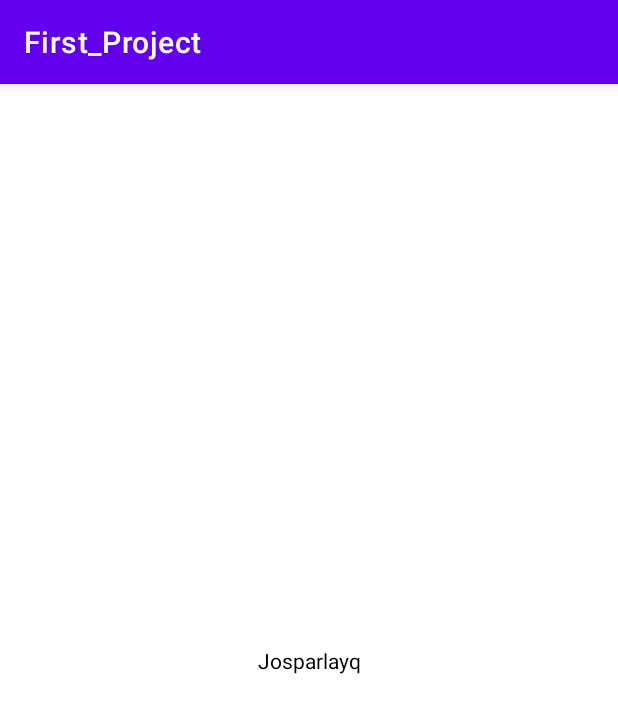
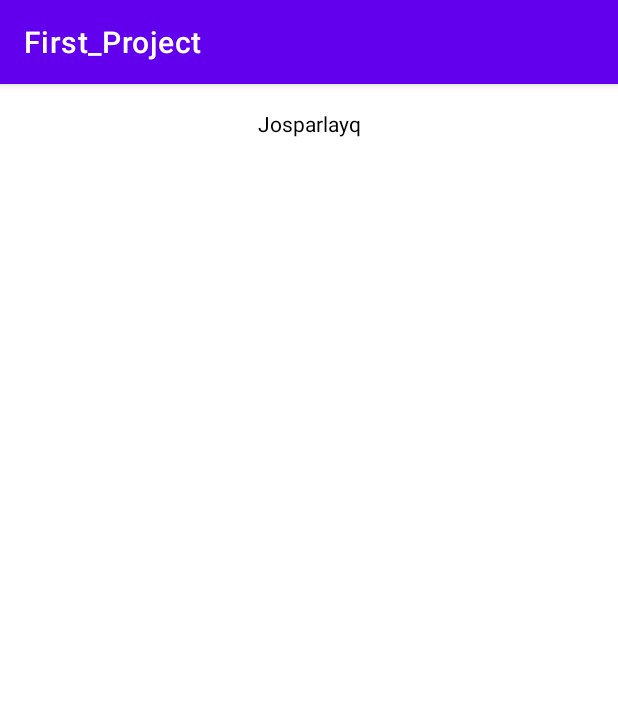
Before and after one commit to ainsag/First_Project, an Android app: the screen it shows after launch (MainActivity), on a phone screen of 412 x 824 dp. Shown: the top 713 px of the screen. Run offline under Robolectric (Android 15) with nearby library versions, the phone set to English and light mode, and no system bars.

Commit message:
Changing the location of text

```diff
--- a/app/src/main/res/layout/activity_main.xml
+++ b/app/src/main/res/layout/activity_main.xml
@@ -18,6 +18,7 @@
         app:layout_constraintEnd_toEndOf="parent"
         app:layout_constraintStart_toStartOf="parent"
         app:layout_constraintTop_toTopOf="parent"
+        app:layout_constraintVertical_bias="0.022"
         />
 
 </androidx.constraintlayout.widget.ConstraintLayout>
```
